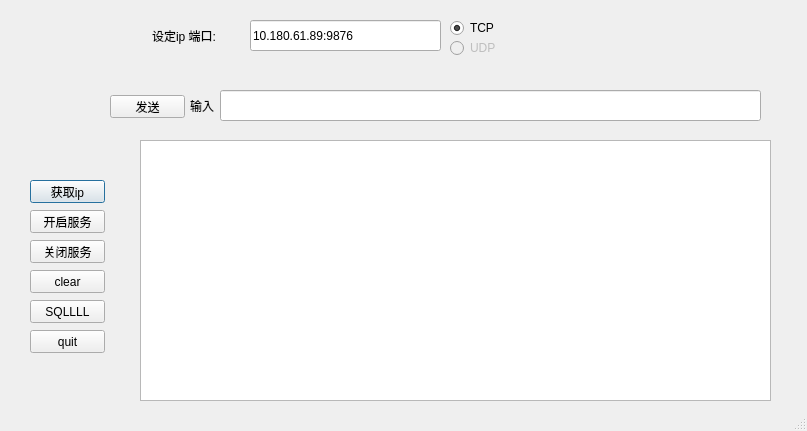
Old version of the form ui/socketUI.ui in the repository watermelonharry/socket_func_pyqt.
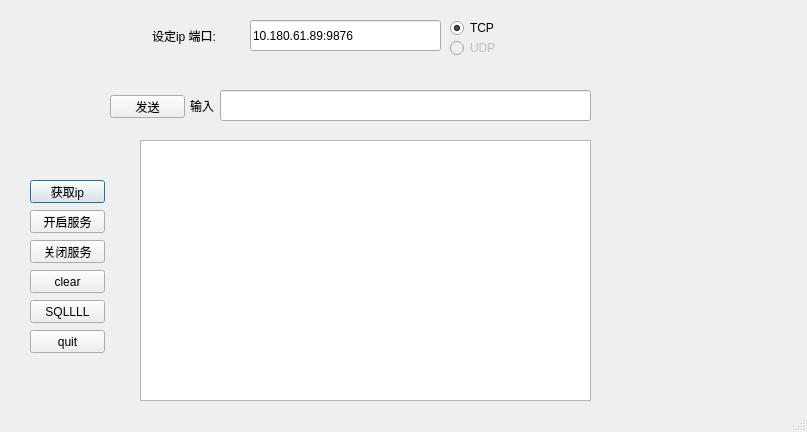
New version of the form.

What changed in the file:
```diff
--- a/ui/socketUI.ui
+++ b/ui/socketUI.ui
@@ -7,7 +7,7 @@
     <x>0</x>
     <y>0</y>
     <width>807</width>
-    <height>431</height>
+    <height>432</height>
    </rect>
   </property>
   <property name="windowTitle">
@@ -21,7 +21,7 @@
     <rect>
      <x>140</x>
      <y>140</y>
-     <width>631</width>
+     <width>451</width>
      <height>261</height>
     </rect>
    </property>
@@ -202,7 +202,7 @@
     <rect>
      <x>220</x>
      <y>90</y>
-     <width>541</width>
+     <width>371</width>
      <height>31</height>
     </rect>
    </property>
```
Left out of the diff: 2 changed lines with no effect on the pictures.
